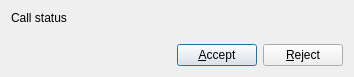
Above: src/avcall/call.ui from psi-im/psi before the change. Below: the same form after it.
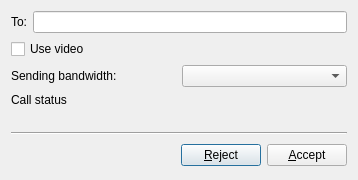
That is the form after the change. Custom widgets are drawn as their Qt base class.

What changed in the file:
```diff
--- a/src/avcall/call.ui
+++ b/src/avcall/call.ui
@@ -6,13 +6,48 @@
     <x>0</x>
     <y>0</y>
     <width>354</width>
-    <height>77</height>
+    <height>180</height>
    </rect>
   </property>
   <property name="windowTitle" >
    <string>Dialog</string>
   </property>
   <layout class="QVBoxLayout" >
+   <item>
+    <layout class="QHBoxLayout" >
+     <item>
+      <widget class="QLabel" name="lb_to" >
+       <property name="text" >
+        <string>To:</string>
+       </property>
+      </widget>
+     </item>
+     <item>
+      <widget class="QLineEdit" name="le_to" />
+     </item>
+    </layout>
+   </item>
+   <item>
+    <widget class="QCheckBox" name="ck_useVideo" >
+     <property name="text" >
+      <string>Use video</string>
+     </property>
+    </widget>
+   </item>
+   <item>
+    <layout class="QHBoxLayout" >
+     <item>
+      <widget class="QLabel" name="lb_bandwidth" >
+       <property name="text" >
+        <string>Sending bandwidth:</string>
+       </property>
+      </widget>
+     </item>
+     <item>
+      <widget class="QComboBox" name="cb_bandwidth" />
+     </item>
+    </layout>
+   </item>
    <item>
     <widget class="QLabel" name="lb_status" >
      <property name="text" >
@@ -27,12 +62,19 @@
      </property>
      <property name="sizeHint" >
       <size>
-       <width>20</width>
-       <height>40</height>
+       <width>336</width>
+       <height>16</height>
       </size>
      </property>
     </spacer>
    </item>
+   <item>
+    <widget class="Line" name="line" >
+     <property name="orientation" >
+      <enum>Qt::Horizontal</enum>
+     </property>
+    </widget>
+   </item>
    <item>
     <layout class="QHBoxLayout" >
      <item>
@@ -42,19 +84,12 @@
        </property>
        <property name="sizeHint" >
         <size>
-         <width>40</width>
-         <height>20</height>
+         <width>111</width>
+         <height>28</height>
         </size>
        </property>
       </spacer>
      </item>
-     <item>
-      <widget class="QPushButton" name="pb_accept" >
-       <property name="text" >
-        <string>&amp;Accept</string>
-       </property>
-      </widget>
-     </item>
      <item>
       <widget class="QPushButton" name="pb_reject" >
        <property name="text" >
@@ -62,10 +97,25 @@
        </property>
       </widget>
      </item>
+     <item>
+      <widget class="QPushButton" name="pb_accept" >
+       <property name="text" >
+        <string>&amp;Accept</string>
+       </property>
+      </widget>
+     </item>
     </layout>
    </item>
   </layout>
  </widget>
+ <customwidgets>
+  <customwidget>
+   <class>BusyWidget</class>
+   <extends>QWidget</extends>
+   <header>busywidget.h</header>
+   <container>1</container>
+  </customwidget>
+ </customwidgets>
  <tabstops>
   <tabstop>pb_accept</tabstop>
   <tabstop>pb_reject</tabstop>
```
Left out of the diff: 8 changed lines with no effect on the pictures.
